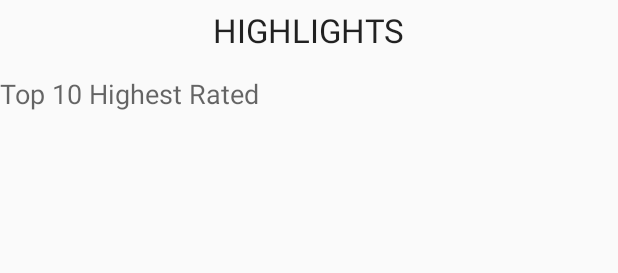
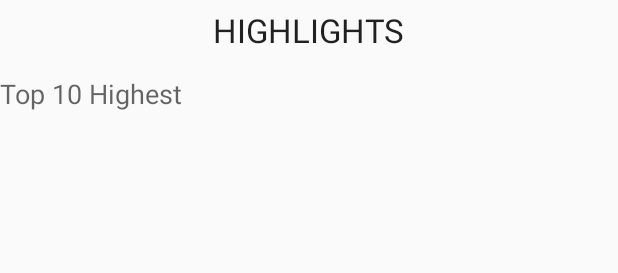
Before and after one commit to z80lives/XodeboxFood, an Android app: the layout highlight_page.xml on its own in the app's theme, with its tools: preview values and no code run, on a phone screen of 412 x 824 dp. Shown: the top 273 px of the screen. Run offline under Robolectric (Android 15) with nearby library versions, the phone set to English and light mode, and no system bars; network calls fail.

Commit message:
edited highlight v2

```diff
--- a/app/src/main/res/layout/highlight_page.xml
+++ b/app/src/main/res/layout/highlight_page.xml
@@ -25,7 +25,7 @@
             android:layout_width="wrap_content"
             android:layout_height="wrap_content"
             android:textAppearance="?android:attr/textAppearanceMedium"
-            android:text="Top 10 Highest Rated"
+            android:text="Top 10 Highest"
             android:id="@+id/textView3"
             android:layout_gravity="left|bottom" />
     </FrameLayout>
```
